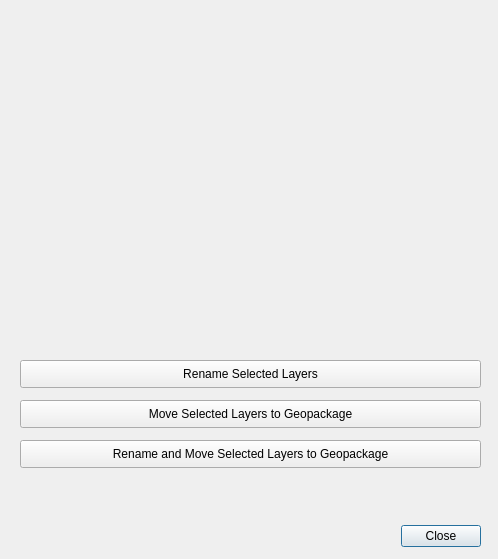
UTEC-GmbH/QGIS-Plugin_rename_move_layers, file move_layers_to_gpkg_dialog_base.ui: the form before one commit.
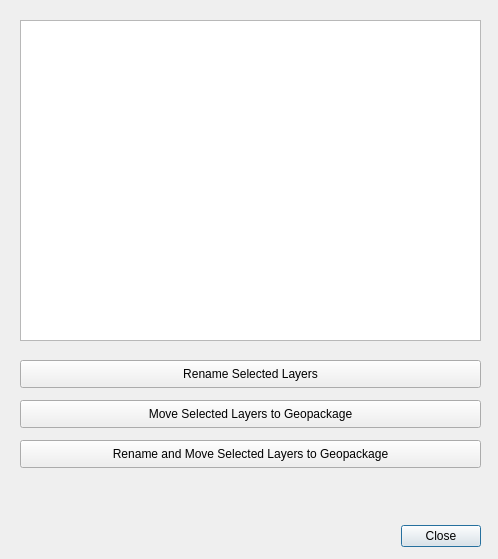
The form after the commit. Custom widgets are drawn as their Qt base class.

Commit message: renaming in tree view with F2

What changed in the file:
```diff
--- a/move_layers_to_gpkg_dialog_base.ui
+++ b/move_layers_to_gpkg_dialog_base.ui
@@ -29,7 +29,7 @@
     <set>QDialogButtonBox::Close</set>
    </property>
   </widget>
-  <widget class="QgsLayerTreeView" name="Layer_Tree_FL">
+  <widget class="QWidget" name="layoutWidget">
    <property name="geometry">
     <rect>
      <x>20</x>
@@ -38,8 +38,13 @@
      <height>321</height>
     </rect>
    </property>
-  </widget>
-  <widget class="QPushButton" name="rename_Button_FL">
+   <layout class="QVBoxLayout" name="verticalLayout">
+    <item>
+      <widget class="QTreeView" name="Layer_Tree_FL"/>
+    </item>
+   </layout>
+  </widget>  
+ <widget class="QPushButton" name="rename_Button_FL">
    <property name="geometry">
     <rect>
      <x>20</x>
@@ -79,13 +84,6 @@
    </property>
   </widget>
  </widget>
- <customwidgets>
-  <customwidget>
-   <class>QgsLayerTreeView</class>
-   <extends>QWidget</extends>
-   <header>qgis.gui</header>
-  </customwidget>
- </customwidgets>
  <resources/>
  <connections>
   <connection>
```
The commit also changes 2 other files.
